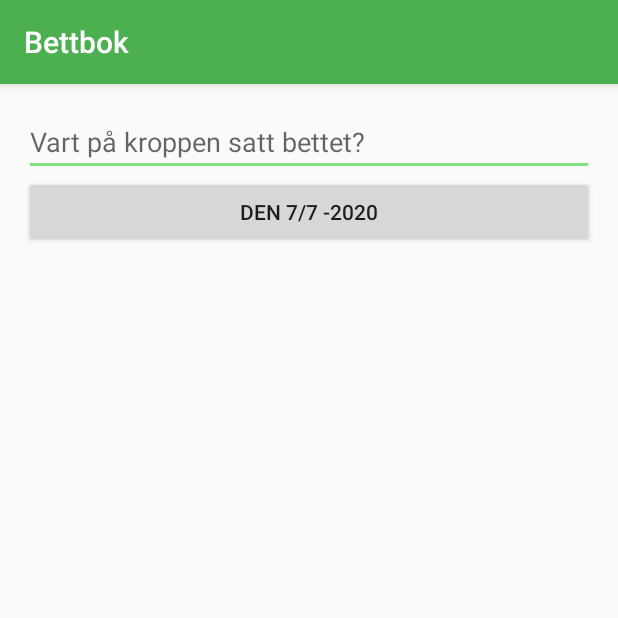
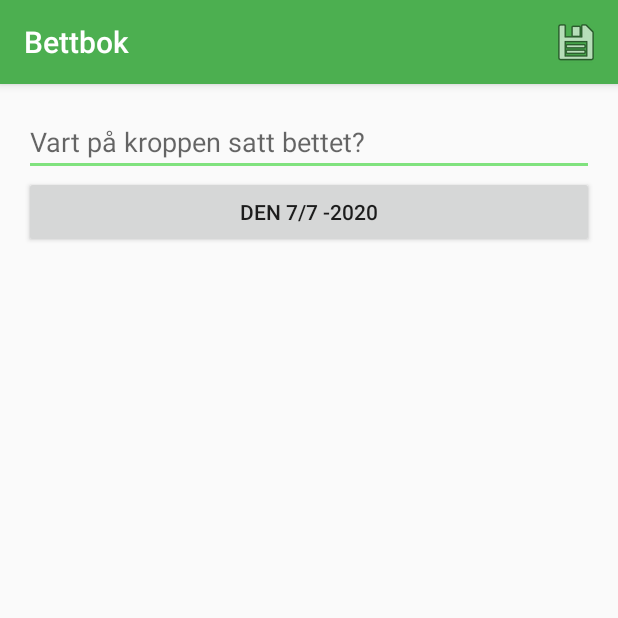
Before and after one commit to GeneralMustard/Bettbok, an Android app: the screen it shows after launch (BiteEditActivity), after a tap on an icon or button, on a phone screen of 412 x 824 dp, the top half of it. Run offline under Robolectric (Android 15) with nearby library versions, the phone set to English and light mode, and no system bars.

Commit message:
save item

```diff
--- a/app/src/main/java/se/umu/saha5924/bettbok/BiteEditFragment.java
+++ b/app/src/main/java/se/umu/saha5924/bettbok/BiteEditFragment.java
@@ -6,6 +6,9 @@ import android.os.Bundle;
 import android.text.Editable;
 import android.text.TextWatcher;
 import android.view.LayoutInflater;
+import android.view.Menu;
+import android.view.MenuInflater;
+import android.view.MenuItem;
 import android.view.View;
 import android.view.ViewGroup;
 import android.widget.Button;
@@ -51,17 +54,11 @@ public class BiteEditFragment extends Fragment {
     @Override
     public void onCreate(@Nullable Bundle savedInstanceState) {
         super.onCreate(savedInstanceState);
+        setHasOptionsMenu(true);
 
         // Retrieve the UUID stored as an argument and find the Bite connected to it.
         UUID bettId = (UUID) getArguments().getSerializable(ARG_BETT_ID);
         mBite = BiteLab.get(getActivity()).getBite(bettId);
-    }
-
-    @Override
-    public void onPause() {
-        super.onPause();
-        // Update BiteLab's Bite when BiteFragment is done.
-        BiteLab.get(getActivity()).updateBite(mBite);
     }
 
     @Nullable
@@ -104,6 +101,33 @@ public class BiteEditFragment extends Fragment {
     }
 
     @Override
+    public void onPause() {
+        super.onPause();
+        // Update BiteLab's Bite when BiteFragment is done.
+        //BiteLab.get(getActivity()).updateBite(mBite);
+    }
+
+    @Override
+    public void onCreateOptionsMenu(@NonNull Menu menu, @NonNull MenuInflater inflater) {
+        super.onCreateOptionsMenu(menu, inflater);
+        inflater.inflate(R.menu.menu_edit_bite, menu);
+    }
+
+    @Override
+    public boolean onOptionsItemSelected(@NonNull MenuItem item) {
+        switch (item.getItemId()) {
+            // Request to save the changes.
+            case R.id.save_bite:
+                // Update BiteLab's Bite when Bite is saved.
+                BiteLab.get(getActivity()).updateBite(mBite);
+                getActivity().finish();
+                return true;
+            default:
+                return super.onOptionsItemSelected(item);
+        }
+    }
+
+    @Override
     public void onActivityResult(int requestCode, int resultCode, @Nullable Intent data) {
         if (resultCode != Activity.RESULT_OK) return;
 
--- /dev/null
+++ b/app/src/main/res/menu/menu_edit_bite.xml
@@ -0,0 +1,10 @@
+<menu xmlns:android="http://schemas.android.com/apk/res/android"
+    xmlns:app="http://schemas.android.com/apk/res-auto">
+
+    <item
+        android:id="@+id/save_bite"
+        android:icon="@android:drawable/ic_menu_save"
+        android:title="@string/save_bite"
+        app:showAsAction="ifRoom|withText"/>
+
+</menu>
--- a/app/src/main/res/values/strings.xml
+++ b/app/src/main/res/values/strings.xml
@@ -6,4 +6,5 @@
     <string name="new_bite">Lägg till</string>
     <string name="edit_bite">Ändra</string>
     <string name="delete_bite">Ta bort</string>
+    <string name="save_bite">Spara</string>
 </resources>
```
